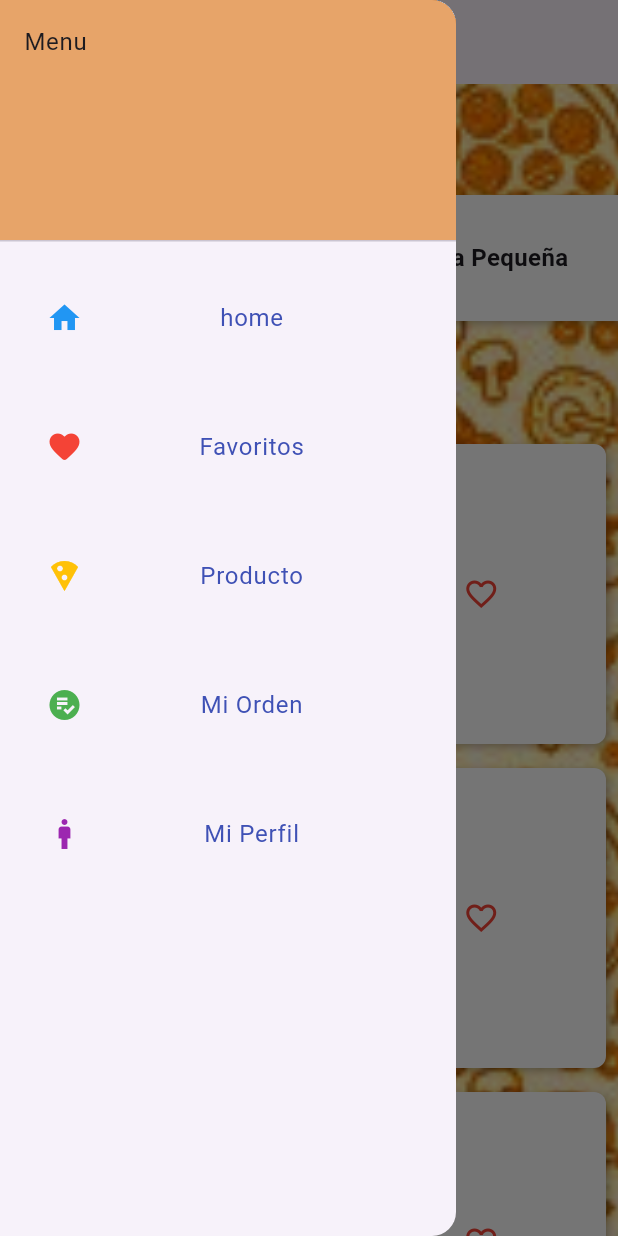
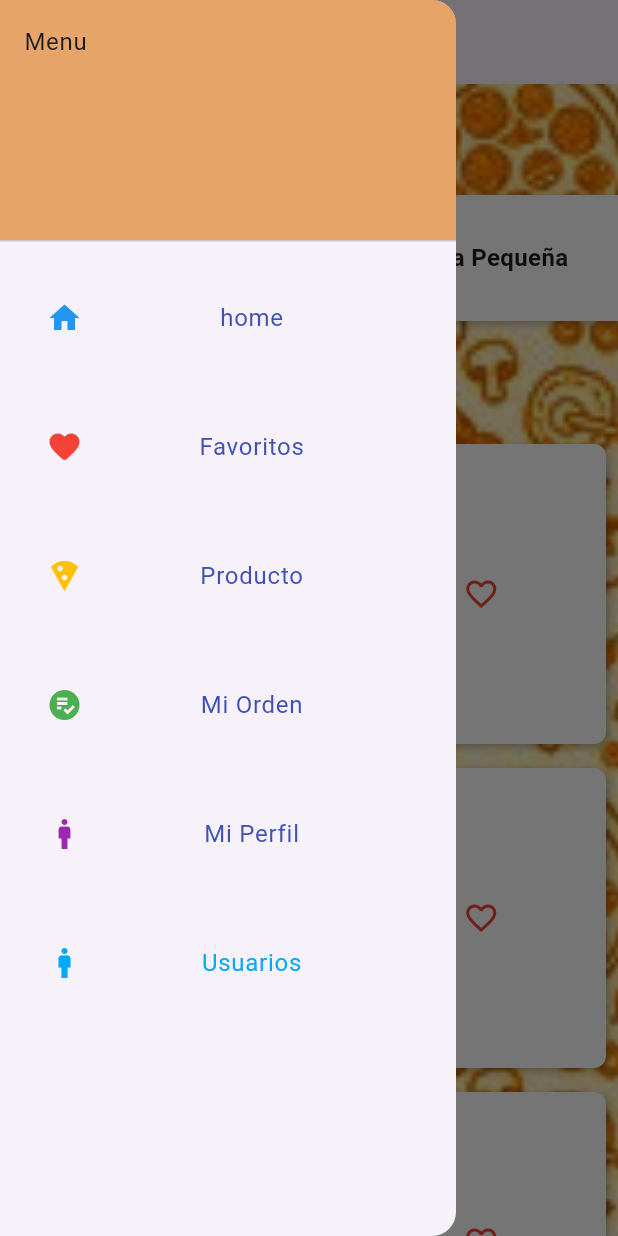
Before and after one commit to HaroldArguelloNic/mynapopizza, a Flutter app: the HomePage screen opened by its route, with the side drawer open, on a phone screen of 412 x 824 dp. Run offline on Flutter 3.47's test engine with Material 3 defaults, Android fonts, the phone set to English and light mode, and no system bars; our stand-ins replace cloud_firestore, firebase_core; missing offline and left inert: mysql_client; accounts and stored records are empty.

Commit message:
prueba get de datos de usuarios

```diff
--- a/lib/main.dart
+++ b/lib/main.dart
@@ -1,5 +1,6 @@
 import 'package:flutter/material.dart';
 import 'package:mynapopizza/page/splash_screen.dart';
+import 'package:mynapopizza/page/usuarios_page.dart';
 import 'page/cart.dart';
 import 'page/favoritos.dart';
 import 'page/home_page.dart';
@@ -7,6 +8,7 @@ import 'page/myaccountpage.dart';
 import 'page/producto_page.dart';
 import 'package:firebase_core/firebase_core.dart';
 import 'firebase_options.dart';
+
 
 
 Future<void> main() async {
@@ -31,6 +33,7 @@ class MyApp extends StatelessWidget {
         '/producto': (context) => const ProductoPage(),
         '/miorden': (context) => const CartScreen(),
         '/miperfil': (context) => const MyAccountPage(),
+        '/usuarios' : (context) => const UsuariosPage(),
       },
     );
   }
--- a/lib/page/home_page.dart
+++ b/lib/page/home_page.dart
@@ -111,6 +111,21 @@ class _HomePageState extends State<HomePage> {
                     textAlign: TextAlign.center,
                   ),
                   onTap: () => Navigator.pushNamed(context, '/miperfil'),
+                ),
+              ),
+              Padding(
+                padding: const EdgeInsets.all(15.0),
+                child: ListTile(
+                  leading: const Icon(
+                    Icons.man,
+                    color: Colors.lightBlue,
+                  ),
+                  title: const Text(
+                    'Usuarios',
+                    style: TextStyle(color: Colors.lightBlue),
+                    textAlign: TextAlign.center,
+                  ),
+                  onTap: () => Navigator.pushNamed(context, '/usuarios'),
                 ),
               ),
             ],
```
Also changed, not shown: lib/page/usuarios_page.dart (added, +42 -0 lines).
